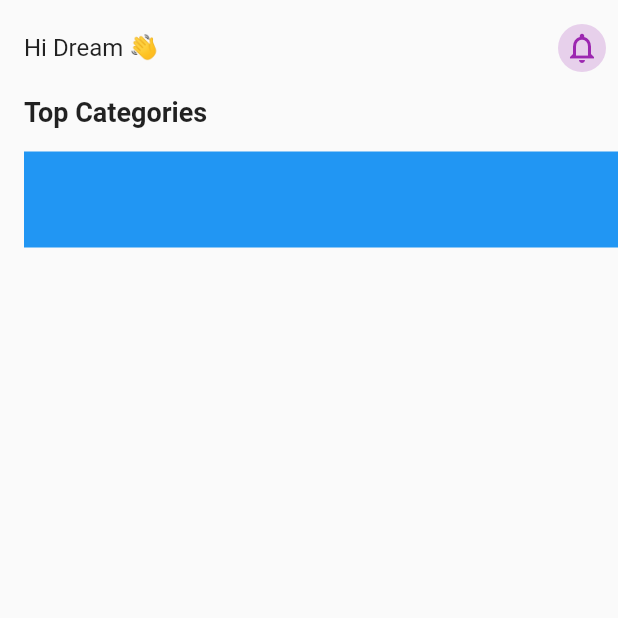
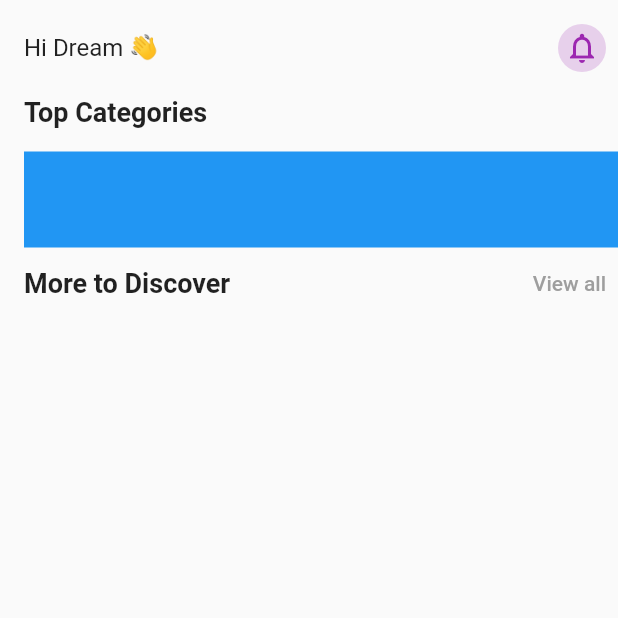
Before and after one commit to JAICHANGPARK/flutter_notebook_19th_story, a Flutter app: the screen it shows after launch, on a phone screen of 412 x 824 dp, the top half of it. Run offline on Flutter 3.47's test engine with Material 2 defaults, Android fonts, the phone set to English and light mode, and no system bars; our stand-ins replace cached_network_image, countup, fl_chart, flutter_riverpod, freezed_annotation, smooth_page_indicator and 1 more.

Commit message:
Update podcast_home_page.dart

```diff
--- a/lib/ep1134_podcast_app/src/ui/podcast_home_page.dart
+++ b/lib/ep1134_podcast_app/src/ui/podcast_home_page.dart
@@ -48,12 +48,32 @@ class _PodcastHomePageState extends State<PodcastHomePage> {
                     "Top Categories",
                     style: TextStyle(fontSize: 18, fontWeight: FontWeight.bold),
                   ),
-                  SizedBox(height: 16,),
+                  SizedBox(
+                    height: 16,
+                  ),
                   Container(
                     height: 64,
                     decoration: BoxDecoration(
                       color: Colors.blue,
                     ),
+                  ),
+                  Row(
+                    mainAxisAlignment: MainAxisAlignment.spaceBetween,
+                    children: [
+                      Text(
+                        "More to Discover",
+                        style: TextStyle(fontSize: 18, fontWeight: FontWeight.bold),
+                      ),
+                      TextButton(
+                        onPressed: () {},
+                        style: TextButton.styleFrom(
+                          primary: Colors.grey,
+                        ),
+                        child: Text(
+                          "View all",
+                        ),
+                      )
+                    ],
                   )
                 ],
               ),
```
